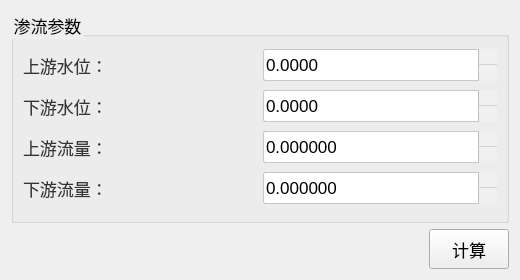
This is plugins/Base_Slover/SeepageWidget.ui in asd977/base_cae as Qt 5 draws it before an edit. The edited form follows.
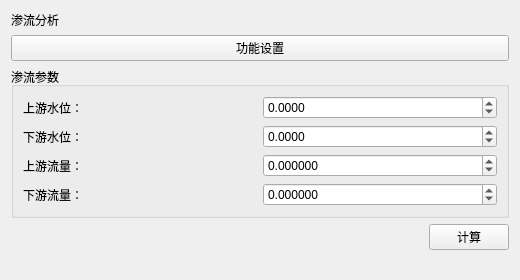
This is the edited form. Icons and pictures are not drawn.

Commit message: fix(ui): place verticalSpacer at page root layout end

Diff of the .ui file:
```diff
--- a/plugins/Base_Slover/SeepageWidget.ui
+++ b/plugins/Base_Slover/SeepageWidget.ui
@@ -13,106 +13,22 @@
   <property name="windowTitle">
    <string>渗流分析</string>
   </property>
-  <property name="styleSheet">
-   <string notr="true">QWidget{
-font-family: &quot;Microsoft YaHei&quot;, &quot;微软雅黑&quot;;
-}
-QPushButton {
-    font-size: 17px;
-    min-height: 32px;
-}
-QPushButton#pushButton {
-    background-color: rgb(224, 233, 244);
-    border-width: 1px;
-    border-color: rgb(121, 121, 121);
-    border-style: solid;
-    min-height: 33px;
-    border-top: 1px solid rgb(169, 169, 169);
-    border-bottom: 1px solid rgb(169, 169, 169);
-    border-left: none;
-    border-right: none;
-    text-align: left;
-    padding-left: 15px;
-    font-size: 17px;
-}
-QLabel {
-    font-size: 17px;
-    color: rgb(51, 51, 51);
-}
-QLabel#pageNameLabel {
-    font-size: 20px;
-    padding-left: 9px;
-    color: rgb(53, 103, 147);
-}
-QLineEdit, QTextEdit, QPlainTextEdit, QSpinBox, QDoubleSpinBox, QDateTimeEdit {
-    border: 1px solid rgb(200, 200, 200);
-    border-radius: 2px;
-    font-size: 17px;
-    min-height: 30px;
-}
-QLineEdit:focus, QTextEdit:focus, QPlainTextEdit:focus,
-QSpinBox:focus, QDoubleSpinBox:focus, QDateTimeEdit:focus {
-    border-color: rgb(100, 100, 255);
-    outline: none;
-}
-QComboBox {
-    font-size: 17px;
-    color: rgb(51, 51, 51);
-    padding-left: 6px;
-    background: rgb(240, 240, 240);
-    border: 1px solid rgb(169, 169, 169);
-    border-radius: 3px;
-    min-height: 30px;
-}
-QComboBox::drop-down {
-    subcontrol-origin: padding;
-    subcontrol-position: top right;
-    width: 20px;
-    background: rgb(240, 240, 240);
-    border-left: 1px solid rgb(190, 190, 190);
-}
-QComboBox::down-arrow {
-    image: url(:/resources/arrow_down_drawn.svg);
-    width: 12px;
-    height: 12px;
-}
-QSpinBox::up-button, QDoubleSpinBox::up-button {
-    subcontrol-origin: border;
-    subcontrol-position: top right;
-    width: 18px;
-    border-left: 1px solid rgb(190, 190, 190);
-    border-bottom: 1px solid rgb(210, 210, 210);
-    background: rgb(240, 240, 240);
-}
-QSpinBox::down-button, QDoubleSpinBox::down-button {
-    subcontrol-origin: border;
-    subcontrol-position: bottom right;
-    width: 18px;
-    border-left: 1px solid rgb(190, 190, 190);
-    background: rgb(240, 240, 240);
-}
-QSpinBox::up-arrow, QDoubleSpinBox::up-arrow {
-    image: url(:/resources/arrow_up_drawn.svg);
-    width: 10px;
-    height: 10px;
-}
-QSpinBox::down-arrow, QDoubleSpinBox::down-arrow {
-    image: url(:/resources/arrow_down_drawn.svg);
-    width: 10px;
-    height: 10px;
-}
-QRadioButton, QCheckBox, QGroupBox {
-    font-size: 17px;
-}
-QTableWidget, QTreeWidget, QListWidget {
-    font-size: 16px;
-    gridline-color: rgb(210, 210, 210);
-}
-
-</string>
-  </property>
   <layout class="QVBoxLayout" name="verticalLayout">
+      <item>
+    <widget class="QLabel" name="pageNameLabel">
+     <property name="text">
+      <string>渗流分析</string>
+     </property>
+    </widget>
+   </item>
    <item>
+    <widget class="QPushButton" name="pushButton">
+     <property name="text">
+      <string>功能设置</string>
+     </property>
+    </widget>
+   </item>
+<item>
     <widget class="QGroupBox" name="groupBoxParameters">
      <property name="title">
       <string>渗流参数</string>
@@ -184,7 +100,20 @@
      </item>
     </layout>
    </item>
-  </layout>
+  <item>
+    <spacer name="verticalSpacer">
+     <property name="orientation">
+      <enum>Qt::Vertical</enum>
+     </property>
+     <property name="sizeHint" stdset="0">
+      <size>
+       <width>20</width>
+       <height>40</height>
+      </size>
+     </property>
+    </spacer>
+   </item>
+</layout>
  </widget>
  <resources/>
  <connections/>
```
Left out of the diff: 8 changed lines with no effect on the pictures. The commit also changes 45 other files.
